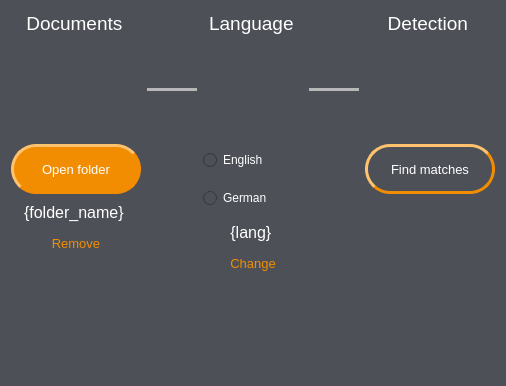
First picture: the form in plagdef/gui/ui/home_widget.ui, repository devWhyqueue/plagdef, before the edit.
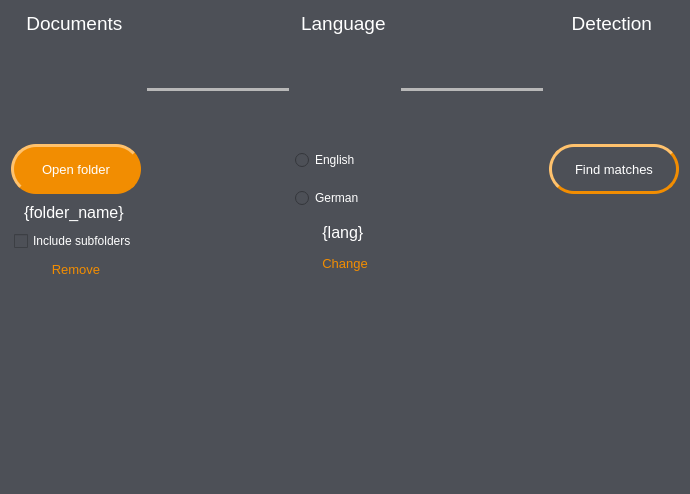
Second picture: the form after the edit. Icons and pictures are not drawn.

Commit message: Add recursive option

```diff
--- a/plagdef/gui/ui/home_widget.ui
+++ b/plagdef/gui/ui/home_widget.ui
@@ -6,8 +6,8 @@
             <rect>
                 <x>0</x>
                 <y>0</y>
-                <width>506</width>
-                <height>386</height>
+                <width>690</width>
+                <height>494</height>
             </rect>
         </property>
         <property name="styleSheet">
@@ -536,6 +536,16 @@
                             </property>
                         </widget>
                     </item>
+                    <item alignment="Qt::AlignHCenter">
+                        <widget class="QCheckBox" name="recursive_check_box">
+                            <property name="styleSheet">
+                                <string notr="true">color: rgb(255, 255, 255);</string>
+                            </property>
+                            <property name="text">
+                                <string>Include subfolders</string>
+                            </property>
+                        </widget>
+                    </item>
                     <item alignment="Qt::AlignHCenter|Qt::AlignTop">
                         <widget class="QPushButton" name="remove_folder_button">
                             <property name="sizePolicy">
```
The commit also changes 9 other files.
